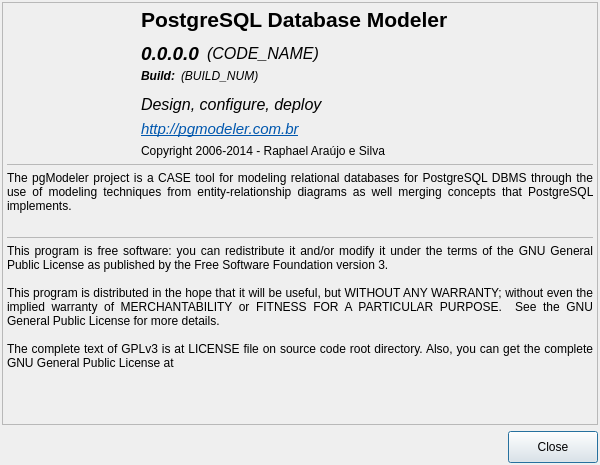
pgmodeler/pgmodeler, file libpgmodeler_ui/ui/aboutform.ui: the form before one commit.
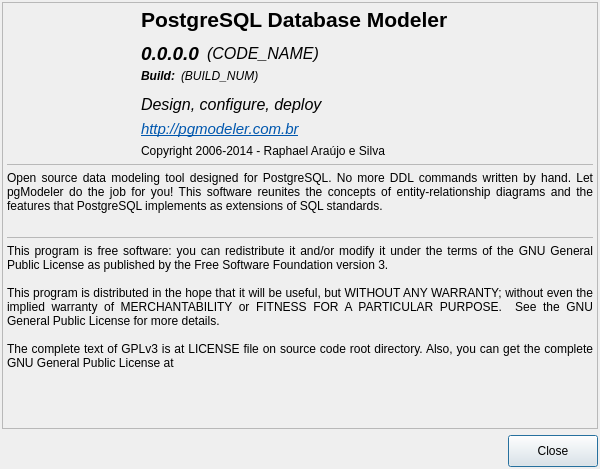
The form after the commit. Icons and pictures are not drawn.

Commit message: Minor change on project's description text on about dialog.

```diff
--- a/libpgmodeler_ui/ui/aboutform.ui
+++ b/libpgmodeler_ui/ui/aboutform.ui
@@ -10,7 +10,7 @@
     <x>0</x>
     <y>0</y>
     <width>600</width>
-    <height>465</height>
+    <height>469</height>
    </rect>
   </property>
   <property name="sizePolicy">
@@ -186,7 +186,7 @@
          </size>
         </property>
         <property name="text">
-         <string>The pgModeler project is a CASE tool for modeling relational databases for PostgreSQL DBMS through the use of modeling techniques from entity-relationship diagrams as well merging concepts that PostgreSQL implements.</string>
+         <string>Open source data modeling tool designed for PostgreSQL. No more DDL commands written by hand. Let pgModeler do the job for you! This software reunites the concepts of entity-relationship diagrams and the features that PostgreSQL implements as extensions of SQL standards. </string>
         </property>
         <property name="textFormat">
          <enum>Qt::PlainText</enum>
```
